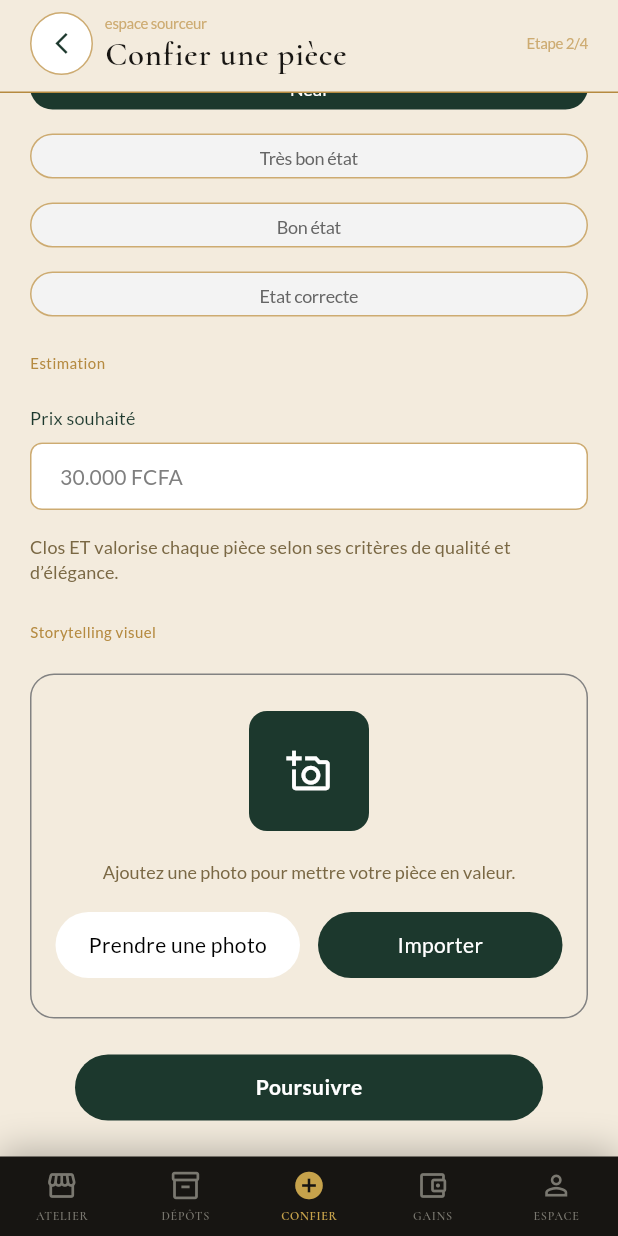
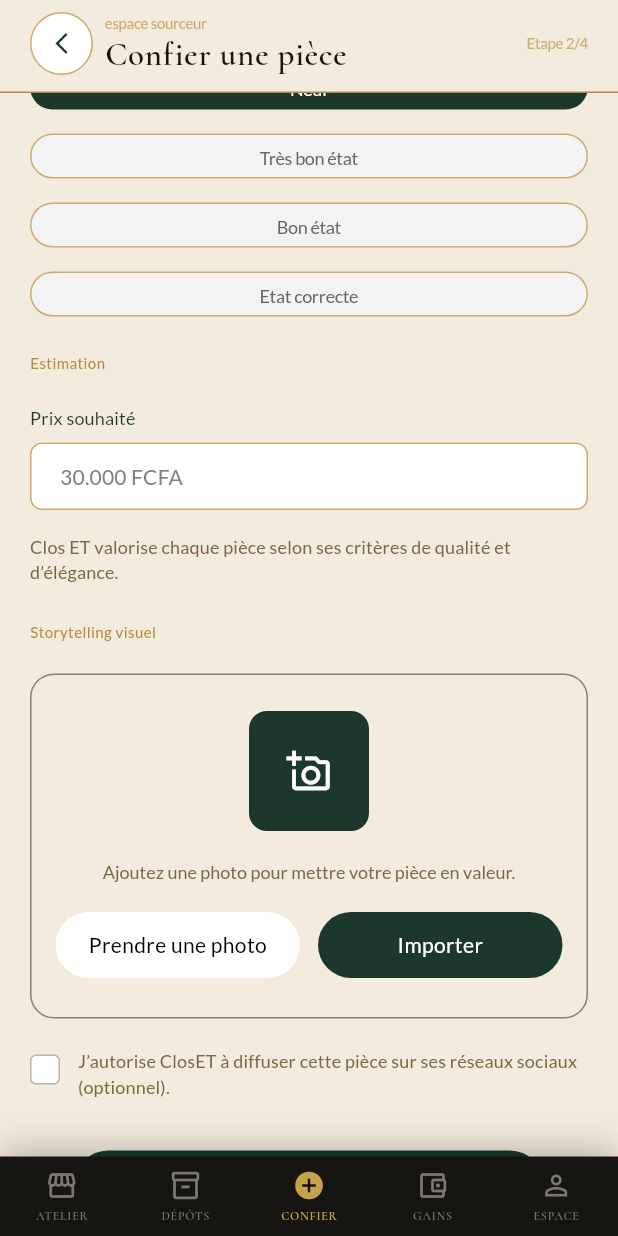
Before and after one commit to GITBMF/Closet_mobile, a Flutter app: the SourceurNouvellePieceScreen screen opened by its route, scrolled down 297 dp, on a phone screen of 412 x 824 dp. Run offline on Flutter 3.47's test engine with Material 3 defaults, Android fonts, the phone set to English and light mode, and no system bars; our stand-ins replace cached_network_image, dio, flutter_dotenv, flutter_riverpod, go_router, google_fonts and 2 more; accounts and stored records are empty.

Commit message:
sourceur/suivi

```diff
--- a/lib/data/repositories/sourceur_repository.dart
+++ b/lib/data/repositories/sourceur_repository.dart
@@ -10,6 +10,9 @@ class PieceDeposee {
   final double prix;
   final String? imageUrl;
   final StatutPiece statut;
+  // Consentement de diffusion sur les réseaux sociaux de la marque, donné
+  // au dépôt — jamais vrai par défaut (case décochée à la source).
+  final bool consentementReseaux;
 
   const PieceDeposee({
     required this.id,
@@ -18,6 +21,7 @@ class PieceDeposee {
     required this.prix,
     this.imageUrl,
     required this.statut,
+    this.consentementReseaux = false,
   });
 
   factory PieceDeposee.fromJson(Map<String, dynamic> json) {
@@ -31,6 +35,7 @@ class PieceDeposee {
         (s) => s.name == json['statut'],
         orElse: () => StatutPiece.enRevue,
       ),
+      consentementReseaux: json['consentementReseaux'] as bool? ?? false,
     );
   }
 
@@ -41,11 +46,19 @@ class PieceDeposee {
         'prix': prix,
         'imageUrl': imageUrl,
         'statut': statut.name,
+        'consentementReseaux': consentementReseaux,
       };
 }
 
 /// Statuts possibles d'une pièce déposée.
-enum StatutPiece { enRevue, publiee, vendue, refusee }
+///
+/// Cinq états, alignés sur les cinq badges de la maquette `36:2063`
+/// (`StatusBadge` § statuts de pièce sourceur) : [enRevue] et [publiee]
+/// couvrent « dépôt reçu » / « en cours d'analyse » et « mis en vente »,
+/// [vendue] emprunte le badge « Livrée » du set commande, [refusee] et
+/// [retournee] distinguent le refus de son dénouement (la pièce a
+/// effectivement été rendue à la sourceuse).
+enum StatutPiece { enRevue, publiee, vendue, refusee, retournee }
 
 /// Revenus résumés du sourceur.
 class RevenusSourceur {
--- a/lib/features/sourceur/nouvelle/sourceur_nouvelle_piece_screen.dart
+++ b/lib/features/sourceur/nouvelle/sourceur_nouvelle_piece_screen.dart
@@ -51,6 +51,9 @@ class _SourceurNouvellePieceScreenState
   String _etat = etatsPiece.first;
   XFile? _photo;
   bool _envoiEnCours = false;
+  // Jamais pré-cochée — consentement explicite exigé avant tout partage
+  // de la pièce sur les réseaux sociaux de la marque.
+  bool _consentementReseaux = false;
 
   @override
   void dispose() {
@@ -94,6 +97,7 @@ class _SourceurNouvellePieceScreenState
       // TODO(backend): téléverser la photo et stocker l'URL renvoyée.
       imageUrl: _photo?.path,
       statut: StatutPiece.enRevue,
+      consentementReseaux: _consentementReseaux,
     );
 
     try {
@@ -243,6 +247,12 @@ class _SourceurNouvellePieceScreenState
                         onPrendre: () => _choisirPhoto(ImageSource.camera),
                         onImporter: () => _choisirPhoto(ImageSource.gallery),
                         onRetirer: () => setState(() => _photo = null),
+                      ),
+                      const SizedBox(height: AppSpacing.p20),
+                      _ConsentementReseaux(
+                        valeur: _consentementReseaux,
+                        onChanged: (v) =>
+                            setState(() => _consentementReseaux = v),
                       ),
                       const SizedBox(height: AppSpacing.p24),
                       Center(
@@ -502,6 +512,68 @@ class _ZoneDepotPhotos extends StatelessWidget {
   }
 }
 
+/// Consentement de diffusion sur les réseaux sociaux ClosET — jamais
+/// pré-coché (critère de recette explicite : la case doit être décochée
+/// par défaut à chaque ouverture du formulaire).
+class _ConsentementReseaux extends StatelessWidget {
+  const _ConsentementReseaux({required this.valeur, required this.onChanged});
+
+  final bool valeur;
+  final ValueChanged<bool> onChanged;
+
+  @override
+  Widget build(BuildContext context) {
+    return Semantics(
+      button: true,
+      checked: valeur,
+      label: 'Autoriser ClosET à partager cette pièce sur ses réseaux '
+          'sociaux',
+      child: InkWell(
+        borderRadius: BorderRadius.circular(AppRadius.carte),
+        onTap: () => onChanged(!valeur),
+        child: ConstrainedBox(
+          constraints: const BoxConstraints(minHeight: 44),
+          child: Row(
+            crossAxisAlignment: CrossAxisAlignment.start,
+            children: [
+              AnimatedContainer(
+                duration: const Duration(milliseconds: 150),
+                width: 20,
+                height: 20,
+                margin: const EdgeInsets.only(top: AppSpacing.p4),
+                decoration: BoxDecoration(
+                  color: valeur ? ClosetColors.vert : Colors.white,
+                  borderRadius: BorderRadius.circular(4),
+                  border: Border.all(
+                    color: valeur
+                        ? ClosetColors.vert
+                        : ClosetColors.bordureBoutonClair,
+                    width: AppStroke.fin,
+                  ),
+                ),
+                child: valeur
+                    ? const Icon(Icons.check, size: 14, color: Colors.white)
+                    : null,
+              ),
+              const SizedBox(width: AppSpacing.p12),
+              Expanded(
+                child: Text(
+                  'J’autorise ClosET à diffuser cette pièce sur ses '
+                  'réseaux sociaux (optionnel).',
+                  style: ClosetTextStyles.labelChamp.copyWith(
+                    fontWeight: FontWeight.w500,
+                    color: ClosetColors.neutre700,
+                  ),
+                ),
+              ),
+            ],
+          ),
+        ),
+      ),
+    );
+  }
+}
+
 class _BoutonPhoto extends StatelessWidget {
   const _BoutonPhoto({
     required this.label,
--- a/lib/features/sourceur/pieces/sourceur_pieces_screen.dart
+++ b/lib/features/sourceur/pieces/sourceur_pieces_screen.dart
@@ -237,6 +237,7 @@ class _CarteDepot extends StatelessWidget {
         StatutPiece.enRevue => StatusBadge.enAnalyse(),
         StatutPiece.vendue => StatusBadge.livree('Vendue'),
         StatutPiece.refusee => StatusBadge.refusee(),
+        StatutPiece.retournee => StatusBadge.retournee(),
       };
 
   @override
--- a/lib/features/sourceur/suivi/inspection_piece_screen.dart
+++ b/lib/features/sourceur/suivi/inspection_piece_screen.dart
@@ -27,7 +27,8 @@ class InspectionPieceScreen extends StatelessWidget {
           const SizedBox(height: 42),
           const TexteTransaction(
             'Notre équipe va examiner votre pièce avec le plus grand soin. '
-            'Vous serez notifiée à chaque étape de l’analyse.',
+            'Nous vérifions vos informations et nous vous reviendrons très '
+            'rapidement avec une réponse.',
           ),
           const Spacer(),
           BoutonTransaction(
--- a/lib/features/sourceur/suivi/suivi_piece_screen.dart
+++ b/lib/features/sourceur/suivi/suivi_piece_screen.dart
@@ -67,7 +67,9 @@ class _Corps extends StatelessWidget {
 
   @override
   Widget build(BuildContext context) {
-    final refusee = piece.statut == StatutPiece.refusee;
+    // Une pièce retournée est passée par le refus : même branche de frise.
+    final refusee = piece.statut == StatutPiece.refusee ||
+        piece.statut == StatutPiece.retournee;
 
     return ListView(
       padding: const EdgeInsets.fromLTRB(
@@ -155,6 +157,7 @@ class _Corps extends StatelessWidget {
     final analysee = piece.statut != StatutPiece.enRevue;
     final publiee = piece.statut == StatutPiece.publiee ||
         piece.statut == StatutPiece.vendue;
+    final retournee = piece.statut == StatutPiece.retournee;
 
     return [
       const EtapeFrise(
@@ -180,9 +183,12 @@ class _Corps extends StatelessWidget {
           detail: 'La pièce ne correspond pas aux normes actuelles de ClosET.',
           echec: true,
         ),
-        const EtapeFrise(
+        EtapeFrise(
           titre: 'Retour de l’article',
-          detail: 'Vous recevrez votre pièce d’ici peu',
+          detail: retournee
+              ? 'Votre pièce vous a été retournée.'
+              : 'Vous recevrez votre pièce d’ici peu',
+          atteinte: retournee,
         ),
       ] else ...[
         EtapeFrise(
```
